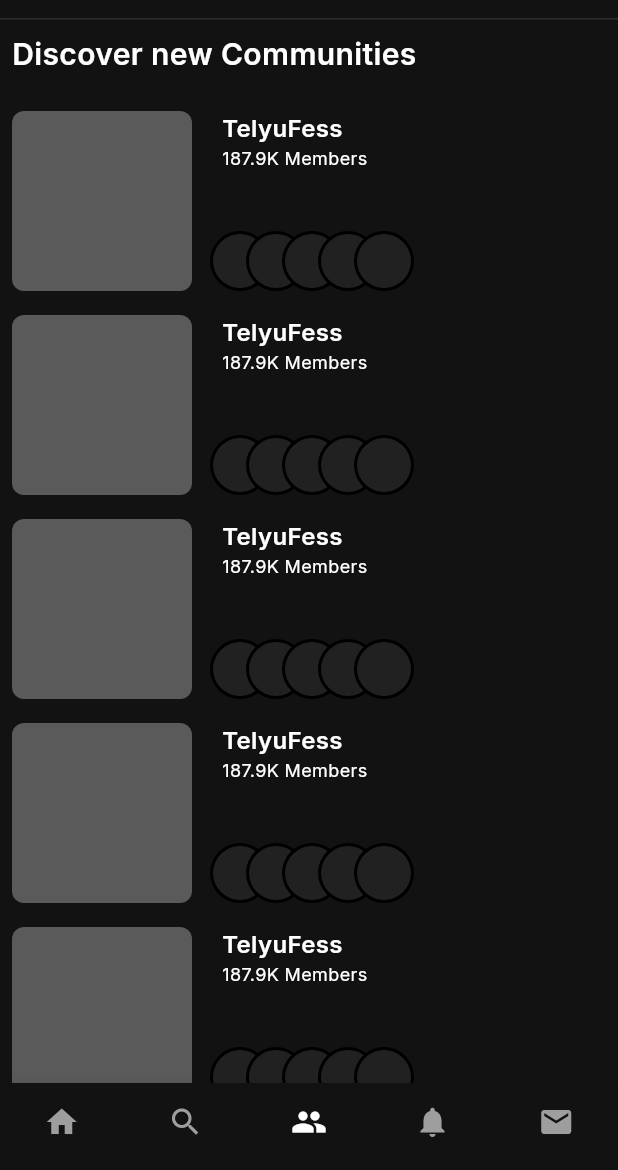
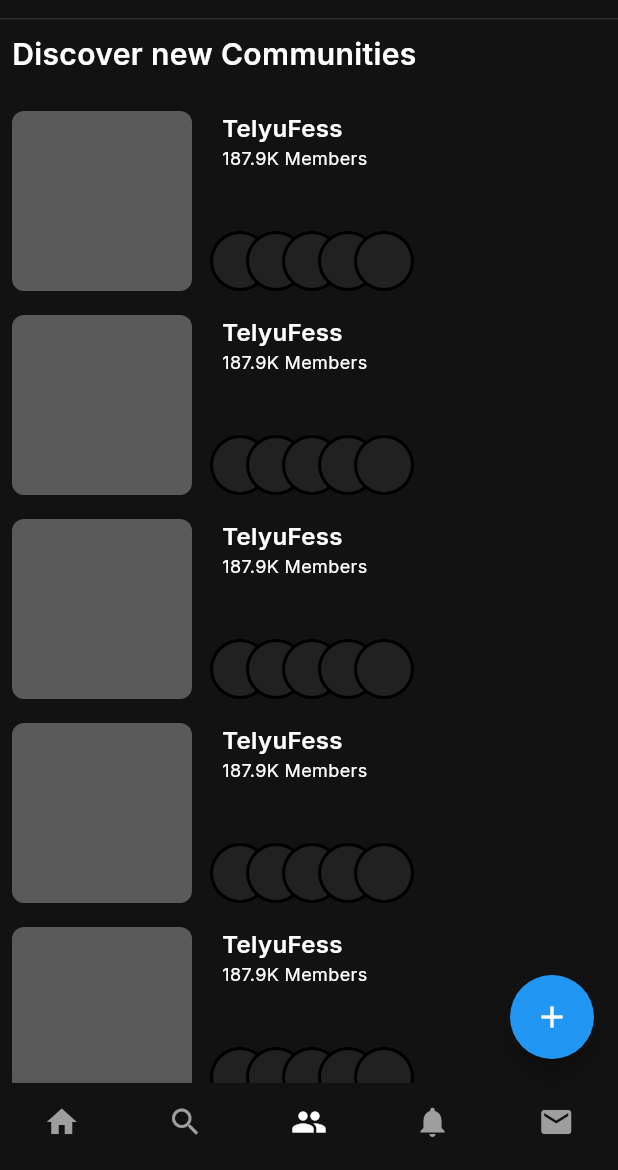
Before and after one commit to alfathoshi/x-social-media_duplicate, a Flutter app: the screen it shows after launch, item 3 of the bottom bar chosen, in the side drawer, after a tap on the "search" icon, on a phone screen of 412 x 824 dp, the part 66-1236 px from its top. Run offline on Flutter 3.47's test engine with Material 3 defaults, Android fonts, the phone set to English and light mode, and no system bars; our stand-ins replace google_fonts.

Commit message:
4th commit

```diff
--- a/lib/pages/homepage.dart
+++ b/lib/pages/homepage.dart
@@ -12,7 +12,11 @@ class HomePage extends StatelessWidget {
       child: Scaffold(
         appBar: AppBar(
           backgroundColor: Colors.transparent,
-          shape: const Border(bottom: BorderSide(color: Colors.white12)),
+          shape: const Border(
+            bottom: BorderSide(
+              color: Colors.white12,
+            ),
+          ),
           title: Image.asset(
             'assets/images/Logo.png',
             scale: 16,
--- a/lib/widget/dashboard.dart
+++ b/lib/widget/dashboard.dart
@@ -15,11 +15,20 @@ class Dashboard extends StatefulWidget {
 class _DashboardState extends State<Dashboard> {
   int _selectedIndex = 0;
 
+  bool click = true;
+
   void _navigateBottomBar(int index) {
     setState(() {
       _selectedIndex = index;
+      if (_selectedIndex == 4) {
+        click = false;
+      } else {
+        click = true;
+      }
     });
   }
+
+
 
   final List<Widget> _pages = [
     const HomePage(),
@@ -32,6 +41,17 @@ class _DashboardState extends State<Dashboard> {
   @override
   Widget build(BuildContext context) {
     return Scaffold(
+      floatingActionButton: FloatingActionButton(
+        onPressed: () {},
+        backgroundColor: Colors.blue,
+        foregroundColor: Colors.white,
+        shape: RoundedRectangleBorder(
+          borderRadius: BorderRadius.circular(50),
+        ),
+        child: Icon(
+          (click == false) ? Icons.message : Icons.add,
+        ),
+      ),
       body: _pages[_selectedIndex],
       bottomNavigationBar: BottomNavigationBar(
         currentIndex: _selectedIndex,
--- a/lib/widget/sidebar.dart
+++ b/lib/widget/sidebar.dart
@@ -12,6 +12,7 @@ class SideBar extends StatelessWidget {
   @override
   Widget build(BuildContext context) {
     return Drawer(
+      backgroundColor: Colors.black,
       child: Padding(
         padding: const EdgeInsets.all(8.0),
         child: Column(
```
